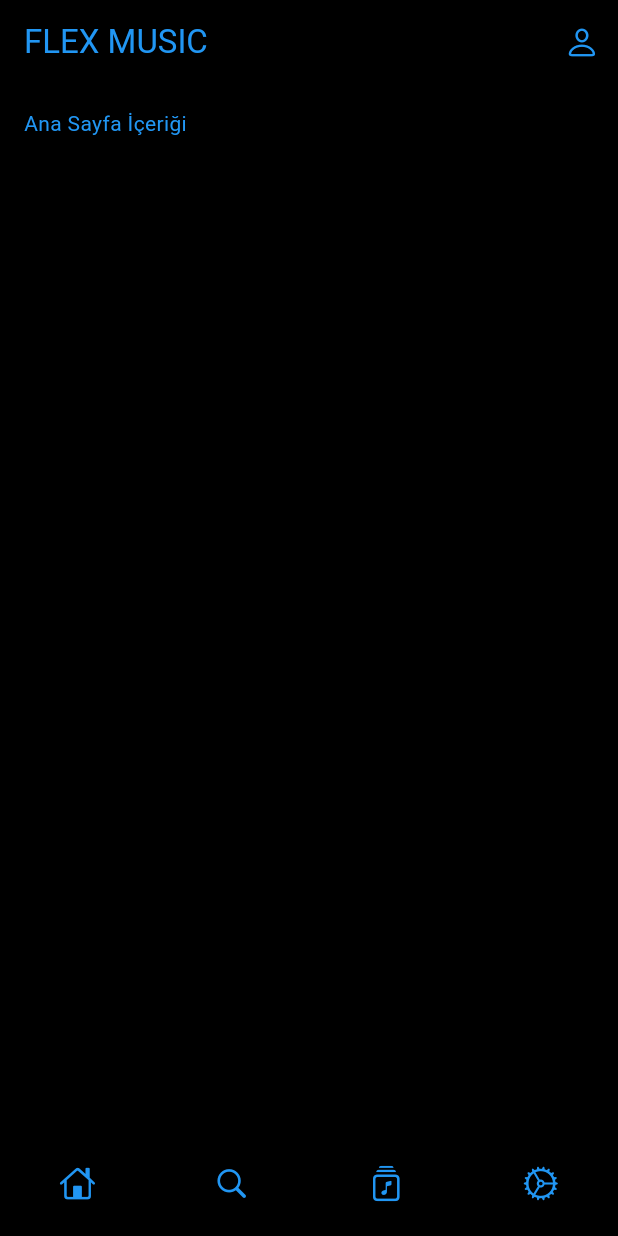
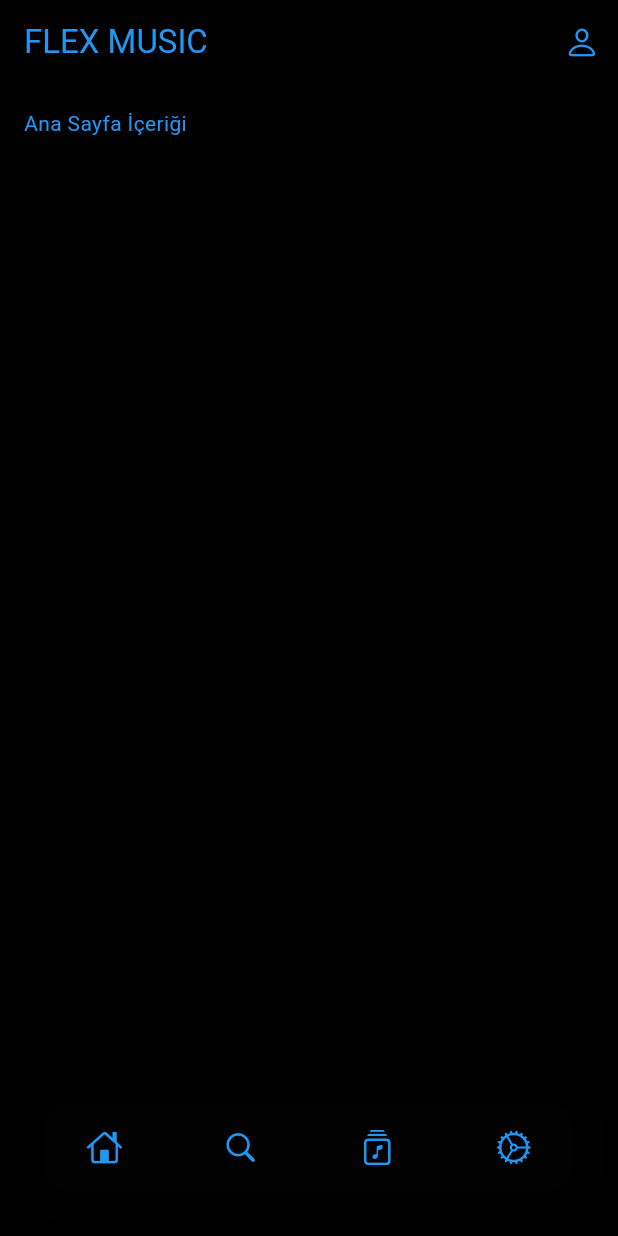
Before and after one commit to Emirhanbaser/flex_music_flutter, a Flutter app: the HomeScreen screen opened by its route, on a phone screen of 412 x 824 dp. Run offline on Flutter 3.47's test engine with Material 3 defaults, Android fonts, the phone set to English and light mode, and no system bars; our stand-ins replace go_router, lottie; missing offline and left inert: dotlottie_loader.

Commit message:
loading ekranını güncelledim

```diff
--- a/lib/screens/home_screen.dart
+++ b/lib/screens/home_screen.dart
@@ -1,5 +1,3 @@
-import 'dart:ui';
-
 import 'package:flutter/material.dart';
 import 'package:flutter/cupertino.dart';
 import 'package:go_router/go_router.dart';
--- a/lib/screens/loading_screen.dart
+++ b/lib/screens/loading_screen.dart
@@ -20,10 +20,10 @@ class LoadingScreen extends StatelessWidget {
             // Logo bölümü
             Expanded(
               child: Container(
-                width: 150,
-                height: 150,
+                width: 350,
+                height: 350,
                 child: Image.asset(
-                  'assets/images/logo.webp',
+                  'assets/images/logo.png',
                   fit: BoxFit.contain,
                 ),
               ),
--- a/lib/widgets/bottom_menu.dart
+++ b/lib/widgets/bottom_menu.dart
@@ -1,8 +1,7 @@
-import 'dart:ui';
-
 import 'package:flutter/cupertino.dart';
 import 'package:flutter/material.dart';
 import 'package:go_router/go_router.dart';
+import 'dart:ui';
 
 class BottomMenu extends StatelessWidget {
   const BottomMenu({
@@ -12,8 +11,21 @@ class BottomMenu extends StatelessWidget {
   @override
   Widget build(BuildContext context) {
     return Container(
-      color: Colors.black26,
       height: 70,
+      margin: const EdgeInsets.only(
+        right: 24,
+        left: 24,
+        bottom: 24,
+      ),
+      decoration: BoxDecoration(
+          color: Colors.transparent,
+          borderRadius: BorderRadius.circular(20),
+          boxShadow: [
+            BoxShadow(
+                color: const Color.fromRGBO(20, 21, 24, 0).withAlpha(20),
+                blurRadius: 20,
+                spreadRadius: 10),
+          ]),
       child: Row(
         mainAxisAlignment: MainAxisAlignment.spaceAround,
         children: [
```
Also changed, not shown: assets/images/logo.png (added), assets/images/logo.webp (deleted), 1 other file.
